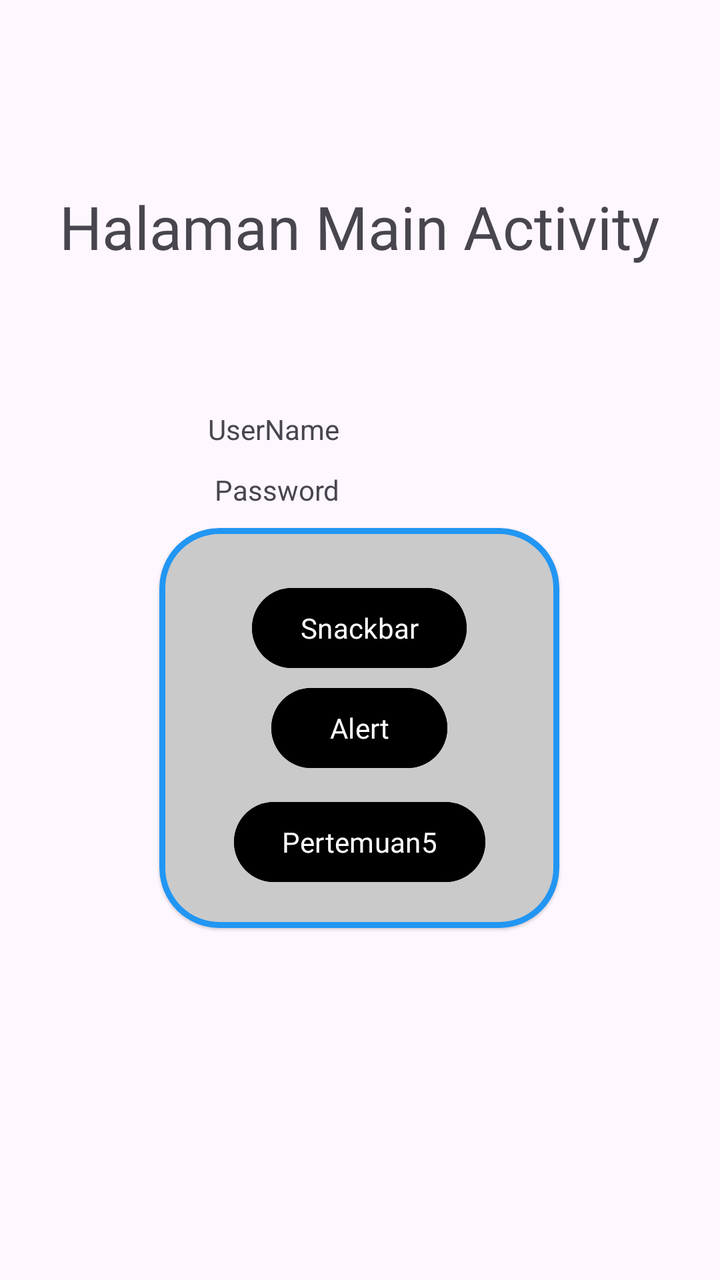
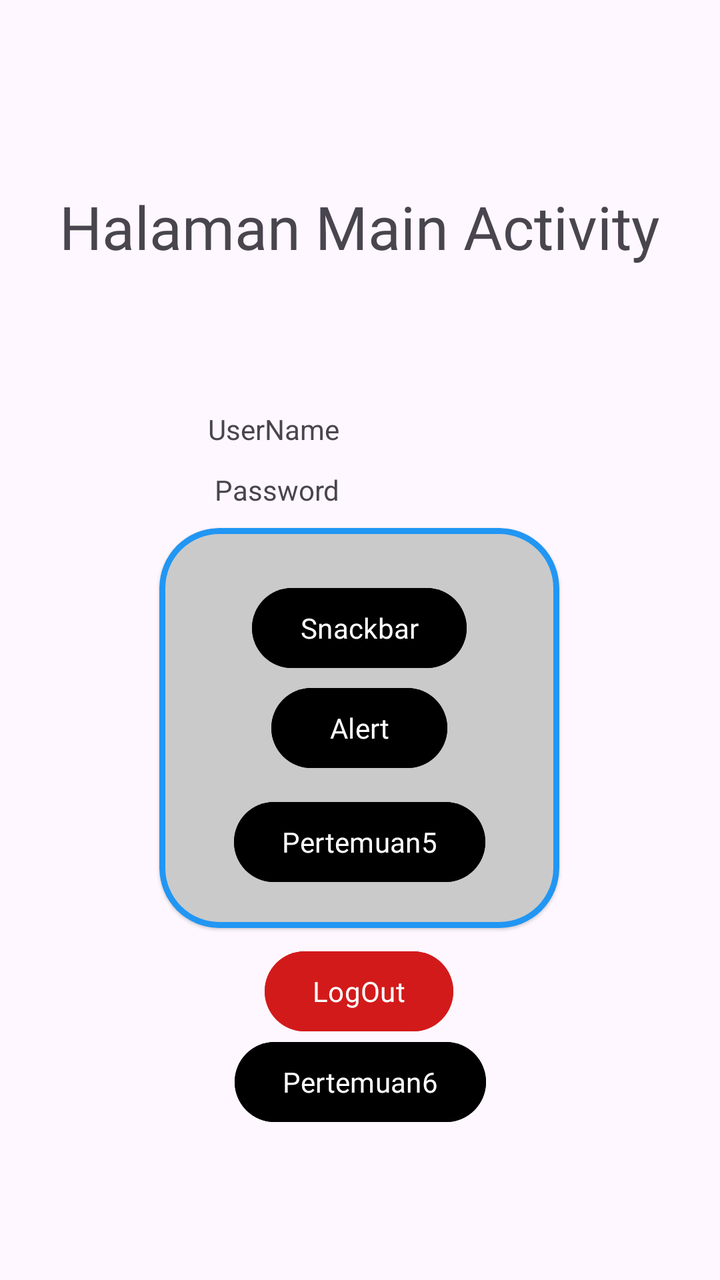

Two renders of the same Android screen: before a commit and after it. Below are the layout's source before the change and the commit's diff.
<!-- AndroidManifest.xml: application theme Theme.Andrew_3TIA -->
<!-- res/layout/activity_main.xml -->
<?xml version="1.0" encoding="utf-8"?>
<androidx.constraintlayout.widget.ConstraintLayout xmlns:android="http://schemas.android.com/apk/res/android"
    xmlns:app="http://schemas.android.com/apk/res-auto"
    xmlns:tools="http://schemas.android.com/tools"
    android:id="@+id/main"
    android:layout_width="match_parent"
    android:layout_height="match_parent"
    tools:context=".MainActivity">

    <TextView
        android:id="@+id/txtUsername"
        android:layout_width="wrap_content"
        android:layout_height="wrap_content"
        android:text="UserName"
        app:layout_constraintBottom_toBottomOf="parent"
        app:layout_constraintEnd_toEndOf="parent"
        app:layout_constraintHorizontal_bias="0.353"
        app:layout_constraintStart_toStartOf="parent"
        app:layout_constraintTop_toTopOf="parent"
        app:layout_constraintVertical_bias="0.33" />

    <TextView
        android:id="@+id/txtPassword"
        android:layout_width="wrap_content"
        android:layout_height="wrap_content"
        android:text="Password"
        app:layout_constraintBottom_toBottomOf="parent"
        app:layout_constraintEnd_toEndOf="parent"
        app:layout_constraintHorizontal_bias="0.361"
        app:layout_constraintStart_toStartOf="parent"
        app:layout_constraintTop_toTopOf="parent"
        app:layout_constraintVertical_bias="0.379" />

    <TextView
        android:id="@+id/textView3"
        android:layout_width="wrap_content"
        android:layout_height="wrap_content"
        android:fontFamily="@font/plusjakartasans_bold"
        android:text="Halaman Main Activity"
        android:textSize="30dp"
        app:layout_constraintBottom_toBottomOf="parent"
        app:layout_constraintEnd_toEndOf="parent"
        app:layout_constraintHorizontal_bias="0.498"
        app:layout_constraintStart_toStartOf="parent"
        app:layout_constraintTop_toTopOf="parent"
        app:layout_constraintVertical_bias="0.155" />

    <com.google.android.material.card.MaterialCardView
        android:layout_width="200dp"
        android:layout_height="200dp"
        android:backgroundTint="@color/grey"
        app:cardCornerRadius="30dp"
        app:cardElevation="1dp"
        app:layout_constraintBottom_toBottomOf="parent"
        app:layout_constraintEnd_toEndOf="parent"
        app:layout_constraintHorizontal_bias="0.497"
        app:layout_constraintStart_toStartOf="parent"
        app:layout_constraintTop_toTopOf="parent"
        app:layout_constraintVertical_bias="0.6"
        app:strokeColor="#2196F3"
        app:strokeWidth="3dp">

        <androidx.constraintlayout.widget.ConstraintLayout
            android:layout_width="match_parent"
            android:layout_height="match_parent"
            android:layout_margin="10dp">

            <Button
                android:id="@+id/btnalert"
                android:layout_width="wrap_content"
                android:layout_height="wrap_content"
                android:backgroundTint="@color/black"
                android:fontFamily="@font/plusjakartasans_bold"
                android:text="Alert"
                android:textColor="@color/white"
                app:layout_constraintBottom_toBottomOf="parent"
                app:layout_constraintEnd_toEndOf="parent"
                app:layout_constraintStart_toStartOf="parent"
                app:layout_constraintTop_toBottomOf="@+id/btnSnackbar"
                app:layout_constraintVertical_bias="0.029" />

            <Button
                android:id="@+id/btnSnackbar"
                android:layout_width="wrap_content"
                android:layout_height="wrap_content"
                android:backgroundTint="@color/black"
                android:fontFamily="@font/plusjakartasans_bold"
                android:text="Snackbar"
                android:textColor="@color/white"
                app:layout_constraintBottom_toBottomOf="parent"
                app:layout_constraintEnd_toEndOf="parent"
                app:layout_constraintStart_toStartOf="parent"
                app:layout_constraintTop_toTopOf="parent"
                app:layout_constraintVertical_bias="0.121" />

            <Button
                android:id="@+id/btntolima"
                android:layout_width="wrap_content"
                android:layout_height="wrap_content"
                android:textColor="@color/white"
                android:backgroundTint="@color/black"
                android:fontFamily="@font/plusjakartasans_bold"
                android:text="Pertemuan5"
                app:layout_constraintBottom_toBottomOf="parent"
                app:layout_constraintEnd_toEndOf="parent"
                app:layout_constraintStart_toStartOf="parent"
                app:layout_constraintTop_toBottomOf="@+id/btnalert" />

        </androidx.constraintlayout.widget.ConstraintLayout>


    </com.google.android.material.card.MaterialCardView>


</androidx.constraintlayout.widget.ConstraintLayout>
<!-- resources referenced by this layout -->
<resources>
  <color name="black">#FF000000</color>
  <color name="grey">#CACACA</color>
  <color name="white">#FFFFFFFF</color>
  <style name="Theme.Andrew_3TIA" parent="Base.Theme.Andrew_3TIA" />
  <style name="Base.Theme.Andrew_3TIA" parent="Theme.Material3.DayNight.NoActionBar">
          
          
      </style>
</resources>

<!-- the commit's change to res/layout/activity_main.xml (unified diff, before → after) -->
@@ -46,6 +46,7 @@
         app:layout_constraintVertical_bias="0.155" />
 
     <com.google.android.material.card.MaterialCardView
+        android:id="@+id/materialCardView"
         android:layout_width="200dp"
         android:layout_height="200dp"
         android:backgroundTint="@color/grey"
@@ -97,10 +98,10 @@
                 android:id="@+id/btntolima"
                 android:layout_width="wrap_content"
                 android:layout_height="wrap_content"
-                android:textColor="@color/white"
                 android:backgroundTint="@color/black"
                 android:fontFamily="@font/plusjakartasans_bold"
                 android:text="Pertemuan5"
+                android:textColor="@color/white"
                 app:layout_constraintBottom_toBottomOf="parent"
                 app:layout_constraintEnd_toEndOf="parent"
                 app:layout_constraintStart_toStartOf="parent"
@@ -111,5 +112,34 @@
 
     </com.google.android.material.card.MaterialCardView>
 
+    <Button
+        android:id="@+id/btnlogout"
+        android:layout_width="wrap_content"
+        android:layout_height="wrap_content"
+        android:text="LogOut"
+        android:textColor="@color/white"
+        android:fontFamily="@font/plusjakartasans_bold"
+        android:backgroundTint="@color/red"
+        app:layout_constraintBottom_toBottomOf="parent"
+        app:layout_constraintEnd_toEndOf="parent"
+        app:layout_constraintHorizontal_bias="0.498"
+        app:layout_constraintStart_toStartOf="parent"
+        app:layout_constraintTop_toBottomOf="@+id/materialCardView"
+        app:layout_constraintVertical_bias="0.06" />
+
+    <Button
+        android:id="@+id/btntoenam"
+        android:layout_width="wrap_content"
+        android:layout_height="wrap_content"
+        android:backgroundTint="@color/black"
+        android:fontFamily="@font/plusjakartasans_bold"
+        android:text="Pertemuan6"
+        android:textColor="@color/white"
+        app:layout_constraintBottom_toBottomOf="parent"
+        app:layout_constraintEnd_toEndOf="parent"
+        app:layout_constraintStart_toStartOf="parent"
+        app:layout_constraintTop_toBottomOf="@+id/materialCardView"
+        app:layout_constraintVertical_bias="0.414" />
+
 
 </androidx.constraintlayout.widget.ConstraintLayout>
<!-- resource entries referenced after the edit -->
@@ -2,6 +2,7 @@
 <resources>
   <color name="black">#FF000000</color>
   <color name="grey">#CACACA</color>
+  <color name="red">#D31A1A</color>
   <color name="white">#FFFFFFFF</color>
   <style name="Theme.Andrew_3TIA" parent="Base.Theme.Andrew_3TIA" />
   <style name="Base.Theme.Andrew_3TIA" parent="Theme.Material3.DayNight.NoActionBar">
